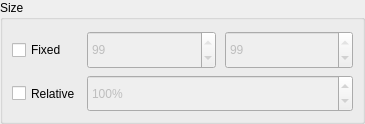
Qt form src/display/qt/windows/ControlPanel/Output/Size.ui (mrehkopf/vcs) before a commit.
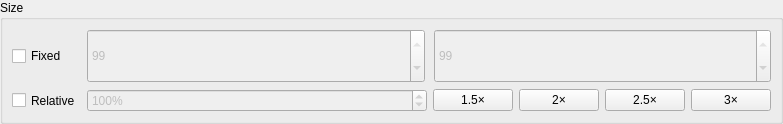
The same form after that commit.

Commit message: ui/output/size: Add convenience buttons to select output scale

The edit to the form file:
```diff
--- a/src/display/qt/windows/ControlPanel/Output/Size.ui
+++ b/src/display/qt/windows/ControlPanel/Output/Size.ui
@@ -6,7 +6,7 @@
    <rect>
     <x>0</x>
     <y>0</y>
-    <width>365</width>
+    <width>783</width>
     <height>124</height>
    </rect>
   </property>
@@ -38,22 +38,6 @@
       <string>Size</string>
      </property>
      <layout class="QGridLayout" name="gridLayout">
-      <property name="topMargin">
-       <number>11</number>
-      </property>
-      <item row="1" column="0">
-       <widget class="QCheckBox" name="checkBox_forceOutputScale">
-        <property name="sizePolicy">
-         <sizepolicy hsizetype="Maximum" vsizetype="Preferred">
-          <horstretch>0</horstretch>
-          <verstretch>0</verstretch>
-         </sizepolicy>
-        </property>
-        <property name="text">
-         <string>Relative</string>
-        </property>
-       </widget>
-      </item>
       <item row="0" column="0">
        <widget class="QCheckBox" name="checkBox_forceOutputRes">
         <property name="enabled">
@@ -70,34 +54,6 @@
         </property>
        </widget>
       </item>
-      <item row="1" column="1">
-       <widget class="QSpinBox" name="spinBox_outputScale">
-        <property name="enabled">
-         <bool>false</bool>
-        </property>
-        <property name="sizePolicy">
-         <sizepolicy hsizetype="Preferred" vsizetype="Preferred">
-          <horstretch>0</horstretch>
-          <verstretch>0</verstretch>
-         </sizepolicy>
-        </property>
-        <property name="suffix">
-         <string>%</string>
-        </property>
-        <property name="minimum">
-         <number>10</number>
-        </property>
-        <property name="maximum">
-         <number>1000</number>
-        </property>
-        <property name="singleStep">
-         <number>10</number>
-        </property>
-        <property name="value">
-         <number>100</number>
-        </property>
-       </widget>
-      </item>
       <item row="0" column="1">
        <layout class="QHBoxLayout" name="horizontalLayout">
         <property name="spacing">
@@ -143,6 +99,103 @@
         </item>
        </layout>
       </item>
+      <item row="1" column="0">
+       <widget class="QCheckBox" name="checkBox_forceOutputScale">
+        <property name="sizePolicy">
+         <sizepolicy hsizetype="Maximum" vsizetype="Preferred">
+          <horstretch>0</horstretch>
+          <verstretch>0</verstretch>
+         </sizepolicy>
+        </property>
+        <property name="text">
+         <string>Relative</string>
+        </property>
+       </widget>
+      </item>
+      <item row="1" column="1">
+       <layout class="QHBoxLayout" name="horizontalLayout_2" stretch="10,0,0,0,0">
+        <item>
+         <widget class="QSpinBox" name="spinBox_outputScale">
+          <property name="enabled">
+           <bool>false</bool>
+          </property>
+          <property name="sizePolicy">
+           <sizepolicy hsizetype="Minimum" vsizetype="Preferred">
+            <horstretch>0</horstretch>
+            <verstretch>0</verstretch>
+           </sizepolicy>
+          </property>
+          <property name="suffix">
+           <string>%</string>
+          </property>
+          <property name="minimum">
+           <number>10</number>
+          </property>
+          <property name="maximum">
+           <number>1000</number>
+          </property>
+          <property name="singleStep">
+           <number>10</number>
+          </property>
+          <property name="value">
+           <number>100</number>
+          </property>
+         </widget>
+        </item>
+        <item>
+         <widget class="QPushButton" name="pushButton_1_5x">
+          <property name="sizePolicy">
+           <sizepolicy hsizetype="Maximum" vsizetype="Fixed">
+            <horstretch>0</horstretch>
+            <verstretch>0</verstretch>
+           </sizepolicy>
+          </property>
+          <property name="text">
+           <string>1.5×</string>
+          </property>
+         </widget>
+        </item>
+        <item>
+         <widget class="QPushButton" name="pushButton_2x">
+          <property name="sizePolicy">
+           <sizepolicy hsizetype="Maximum" vsizetype="Fixed">
+            <horstretch>0</horstretch>
+            <verstretch>0</verstretch>
+           </sizepolicy>
+          </property>
+          <property name="text">
+           <string>2×</string>
+          </property>
+         </widget>
+        </item>
+        <item>
+         <widget class="QPushButton" name="pushButton_2_5x">
+          <property name="sizePolicy">
+           <sizepolicy hsizetype="Maximum" vsizetype="Fixed">
+            <horstretch>0</horstretch>
+            <verstretch>0</verstretch>
+           </sizepolicy>
+          </property>
+          <property name="text">
+           <string>2.5×</string>
+          </property>
+         </widget>
+        </item>
+        <item>
+         <widget class="QPushButton" name="pushButton_3x">
+          <property name="sizePolicy">
+           <sizepolicy hsizetype="Maximum" vsizetype="Fixed">
+            <horstretch>0</horstretch>
+            <verstretch>0</verstretch>
+           </sizepolicy>
+          </property>
+          <property name="text">
+           <string>3×</string>
+          </property>
+         </widget>
+        </item>
+       </layout>
+      </item>
      </layout>
     </widget>
    </item>
```
The commit also changes 2 other files.
